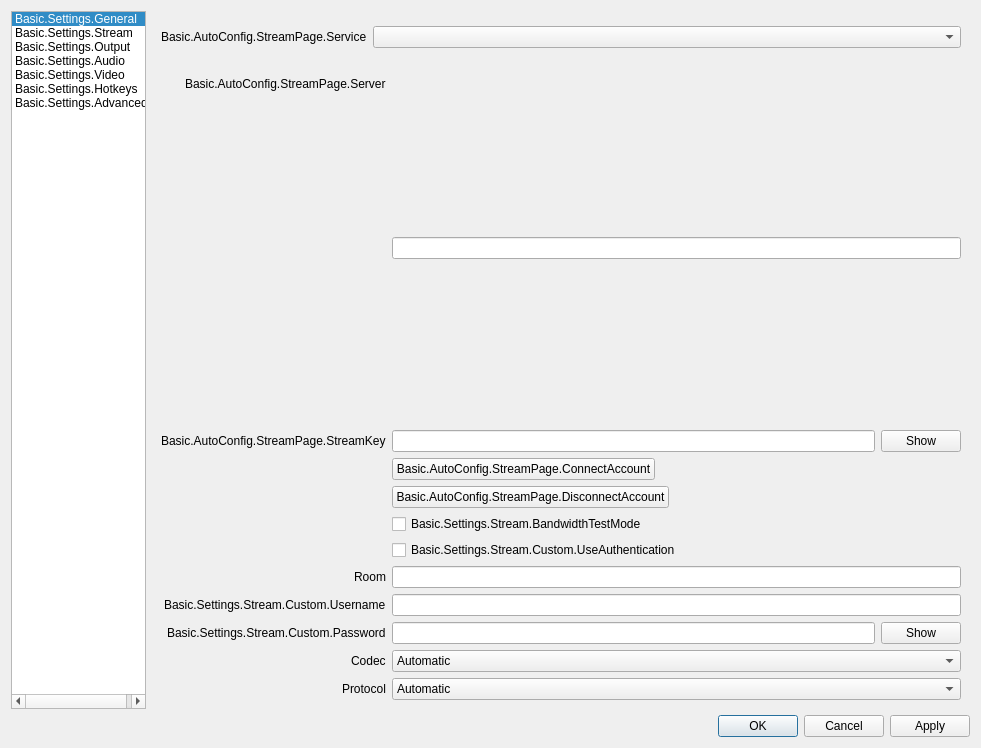
This is UI/forms/OBSBasicSettings.ui in telley-live/tbs-studio as Qt 5 draws it before an edit. The edited form follows.
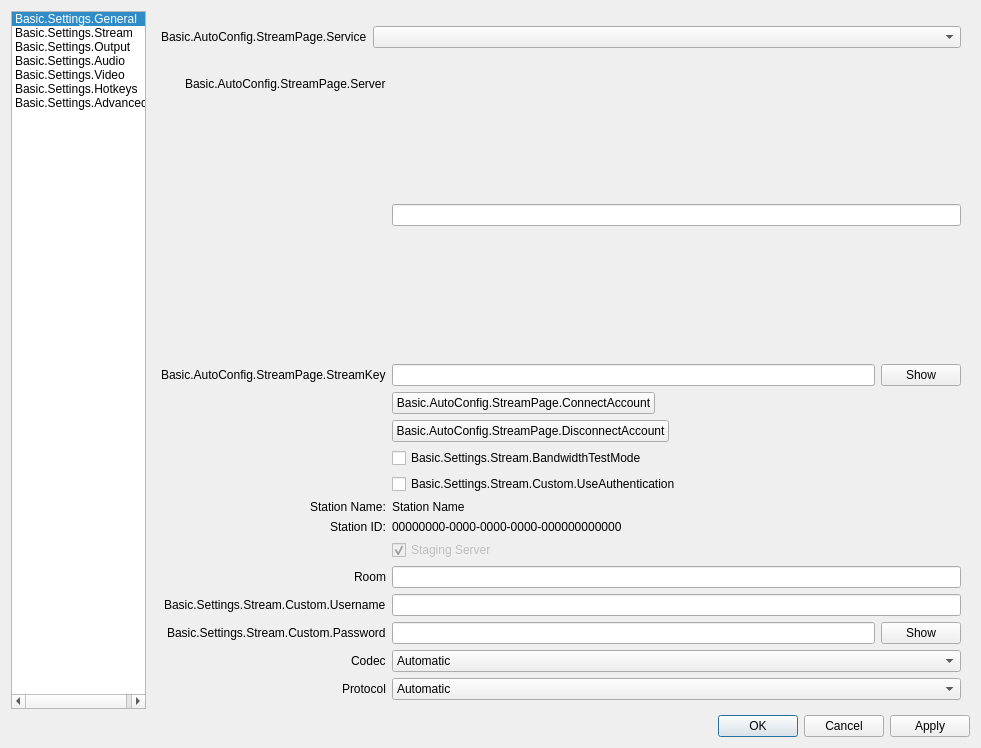
This is the edited form. The open tabs and pages were chosen to show the change. Icons and pictures are not drawn.

```diff
--- a/UI/forms/OBSBasicSettings.ui
+++ b/UI/forms/OBSBasicSettings.ui
@@ -119,7 +119,7 @@
      <item>
       <widget class="QStackedWidget" name="settingsPages">
        <property name="currentIndex">
-        <number>6</number>
+        <number>1</number>
        </property>
        <widget class="QWidget" name="generalPage">
         <layout class="QVBoxLayout" name="verticalLayout_18">
@@ -151,7 +151,7 @@
              <rect>
               <x>0</x>
               <y>0</y>
-              <width>626</width>
+              <width>795</width>
               <height>1035</height>
              </rect>
             </property>
@@ -1082,10 +1082,10 @@
                </property>
               </widget>
              </item>
-             <item row="6" column="1">
+             <item row="9" column="1">
               <widget class="QLineEdit" name="room"/>
              </item>
-             <item row="6" column="0">
+             <item row="9" column="0">
               <widget class="QLabel" name="roomLabel">
                <property name="text">
                 <string>Room</string>
@@ -1095,10 +1095,10 @@
                </property>
               </widget>
              </item>
-             <item row="7" column="1">
+             <item row="10" column="1">
               <widget class="QLineEdit" name="authUsername"/>
              </item>
-             <item row="7" column="0">
+             <item row="10" column="0">
               <widget class="QLabel" name="authUsernameLabel">
                <property name="text">
                 <string>Basic.Settings.Stream.Custom.Username</string>
@@ -1108,7 +1108,7 @@
                </property>
               </widget>
              </item>
-             <item row="8" column="0">
+             <item row="11" column="0">
               <widget class="QLabel" name="authPwLabel">
                <property name="text">
                 <string>Basic.Settings.Stream.Custom.Password</string>
@@ -1118,7 +1118,7 @@
                </property>
               </widget>
              </item>
-             <item row="8" column="1">
+             <item row="11" column="1">
               <widget class="QWidget" name="authPwWidget" native="true">
                <layout class="QHBoxLayout" name="horizontalLayout_25">
                 <property name="leftMargin">
@@ -1157,7 +1157,7 @@
                </property>
               </widget>
              </item>
-             <item row="9" column="0">
+             <item row="12" column="0">
               <widget class="QLabel" name="codecLabel">
                <property name="text">
                 <string>Codec</string>
@@ -1167,7 +1167,7 @@
                </property>
               </widget>
              </item>
-             <item row="9" column="1">
+             <item row="12" column="1">
               <widget class="QComboBox" name="codec">
                <property name="currentIndex">
                 <number>0</number>
@@ -1194,7 +1194,7 @@
                </item>
               </widget>
              </item>
-             <item row="10" column="0">
+             <item row="13" column="0">
               <widget class="QLabel" name="streamProtocolLabel">
                <property name="text">
                 <string>Protocol</string>
@@ -1204,7 +1204,7 @@
                </property>
               </widget>
              </item>
-             <item row="10" column="1">
+             <item row="13" column="1">
               <widget class="QComboBox" name="streamProtocol">
                <property name="currentIndex">
                 <number>0</number>
@@ -1226,6 +1226,50 @@
                </item>
               </widget>
              </item>
+             <item row="6" column="0">
+              <widget class="QLabel" name="telleyStationNameLabel">
+               <property name="text">
+                <string>Station Name:</string>
+               </property>
+              </widget>
+             </item>
+             <item row="7" column="0">
+              <widget class="QLabel" name="telleyStationIdLabel">
+               <property name="text">
+                <string>Station ID:</string>
+               </property>
+              </widget>
+             </item>
+             <item row="8" column="1">
+              <widget class="QCheckBox" name="telleyStagingMode">
+               <property name="enabled">
+                <bool>false</bool>
+               </property>
+               <property name="text">
+                <string>Staging Server</string>
+               </property>
+               <property name="checkable">
+                <bool>true</bool>
+               </property>
+               <property name="checked">
+                <bool>true</bool>
+               </property>
+              </widget>
+             </item>
+             <item row="7" column="1">
+              <widget class="QLabel" name="telleyStationId">
+               <property name="text">
+                <string>00000000-0000-0000-0000-000000000000</string>
+               </property>
+              </widget>
+             </item>
+             <item row="6" column="1">
+              <widget class="QLabel" name="telleyStationName">
+               <property name="text">
+                <string>Station Name</string>
+               </property>
+              </widget>
+             </item>
             </layout>
            </widget>
           </widget>
@@ -1262,7 +1306,7 @@
              <rect>
               <x>0</x>
               <y>0</y>
-              <width>740</width>
+              <width>795</width>
               <height>793</height>
              </rect>
             </property>
@@ -4549,7 +4593,7 @@
             <property name="geometry">
              <rect>
               <x>0</x>
-              <y>-286</y>
+              <y>0</y>
               <width>795</width>
               <height>898</height>
              </rect>
```
